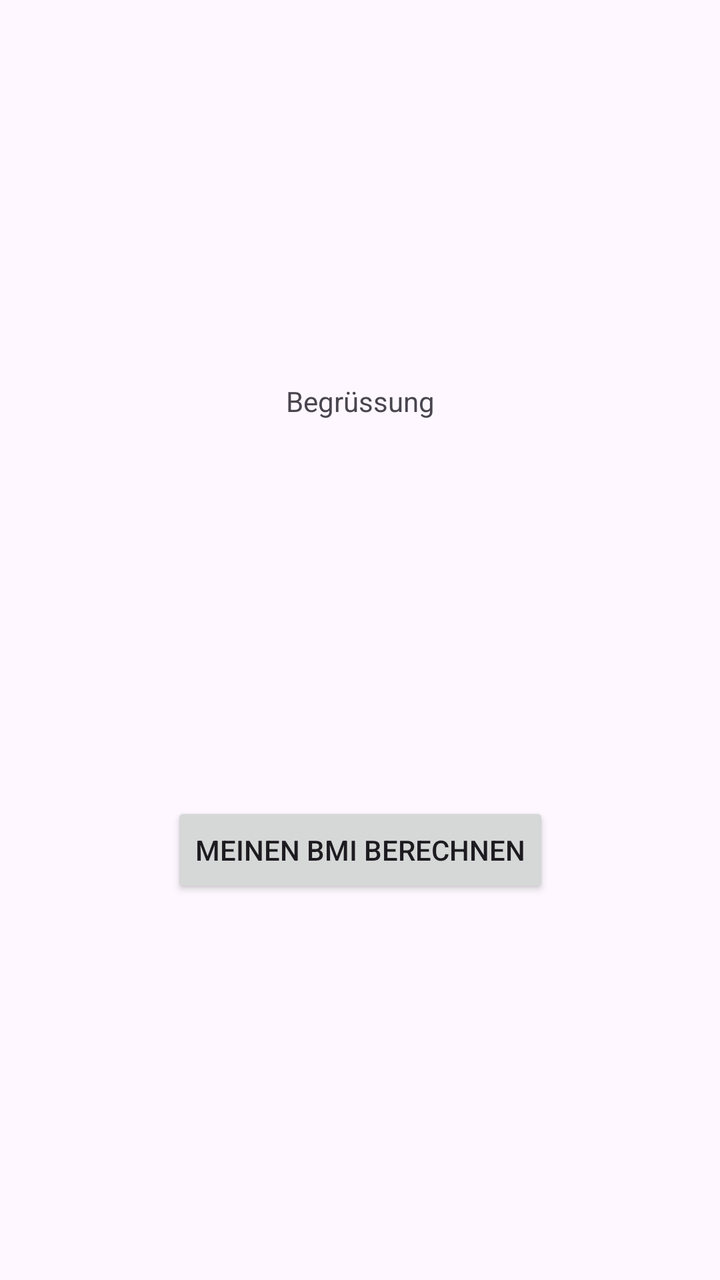
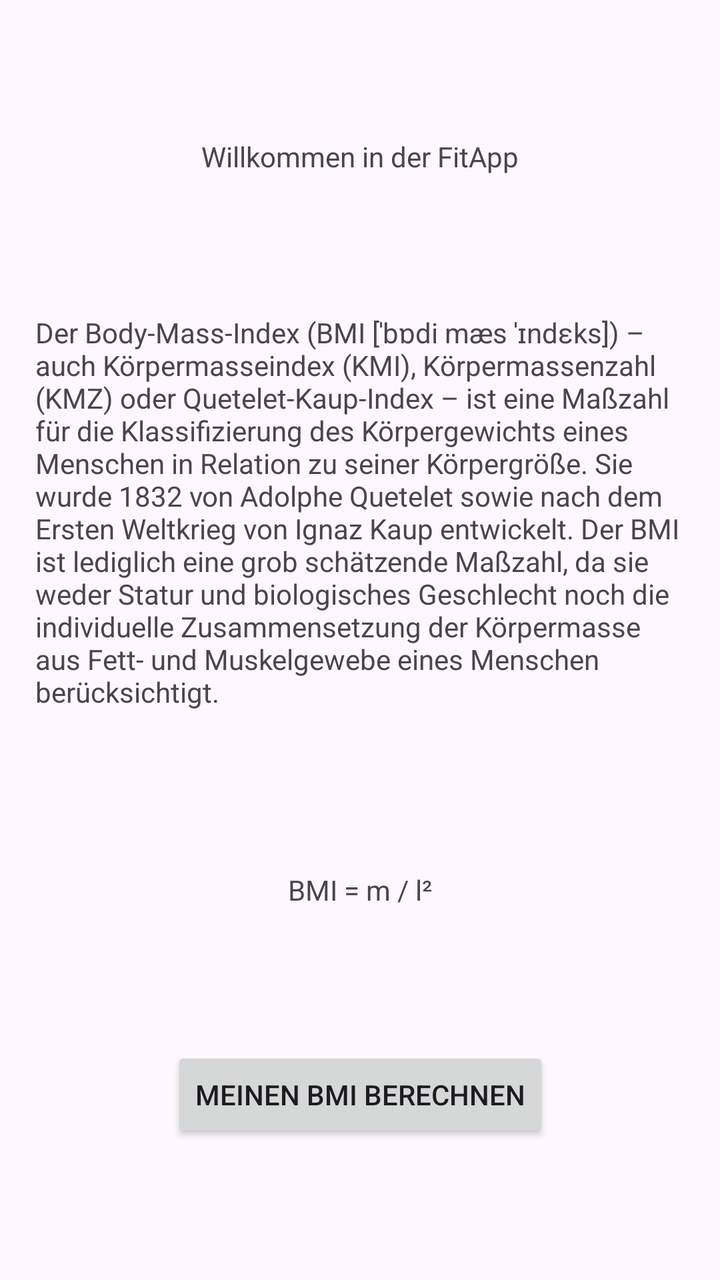

The first picture is an Android layout as it rendered before a commit; the second is the same layout after the commit. The layout source and the unified diff follow.
<!-- AndroidManifest.xml: application theme Theme.FitApp -->
<!-- res/layout/activity_main.xml -->
<?xml version="1.0" encoding="utf-8"?>
<androidx.constraintlayout.widget.ConstraintLayout xmlns:android="http://schemas.android.com/apk/res/android"
    xmlns:app="http://schemas.android.com/apk/res-auto"
    xmlns:tools="http://schemas.android.com/tools"
    android:id="@+id/main"
    android:layout_width="match_parent"
    android:layout_height="match_parent"
    tools:context=".MainActivity">

    <TextView
        android:id="@+id/textBeg"
        android:layout_width="wrap_content"
        android:layout_height="wrap_content"
        android:text="Begrüssung"
        app:layout_constraintBottom_toTopOf="@+id/button"
        app:layout_constraintEnd_toEndOf="parent"
        app:layout_constraintStart_toStartOf="parent"
        app:layout_constraintTop_toTopOf="parent" />

    <Button
        android:id="@+id/button"
        android:layout_width="wrap_content"
        android:layout_height="wrap_content"
        android:text="Meinen BMI berechnen"
        app:layout_constraintTop_toBottomOf="@+id/textBeg"
        app:layout_constraintBottom_toBottomOf="parent"
        app:layout_constraintStart_toStartOf="parent"
        app:layout_constraintEnd_toEndOf="parent"
        tools:layout_editor_absoluteX="165dp"
        tools:layout_editor_absoluteY="419dp" />

</androidx.constraintlayout.widget.ConstraintLayout>
<!-- resources referenced by this layout -->
<resources>
  <style name="Theme.FitApp" parent="Base.Theme.FitApp" />
  <style name="Base.Theme.FitApp" parent="Theme.Material3.DayNight.NoActionBar">
          
          
      </style>
</resources>

<!-- the commit's change to res/layout/activity_main.xml (unified diff, before → after) -->
@@ -11,22 +11,40 @@
         android:id="@+id/textBeg"
         android:layout_width="wrap_content"
         android:layout_height="wrap_content"
-        android:text="Begrüssung"
+        android:text="Willkommen in der FitApp"
+        app:layout_constraintTop_toTopOf="parent"
+        app:layout_constraintBottom_toTopOf="@+id/textViewDef"
+        app:layout_constraintEnd_toEndOf="parent"
+        app:layout_constraintStart_toStartOf="parent" />
+
+    <TextView
+        android:id="@+id/textViewDef"
+        android:layout_width="325dp"
+        android:layout_height="210dp"
+        android:text="Der Body-Mass-Index (BMI [ˈbɒdi mæs ˈɪndɛks]) – auch Körpermasseindex (KMI), Körpermassenzahl (KMZ) oder Quetelet-Kaup-Index – ist eine Maßzahl für die Klassifizierung des Körpergewichts eines Menschen in Relation zu seiner Körpergröße. Sie wurde 1832 von Adolphe Quetelet sowie nach dem Ersten Weltkrieg von Ignaz Kaup entwickelt. Der BMI ist lediglich eine grob schätzende Maßzahl, da sie weder Statur und biologisches Geschlecht noch die individuelle Zusammensetzung der Körpermasse aus Fett- und Muskelgewebe eines Menschen berücksichtigt."
+        app:layout_constraintTop_toBottomOf="@+id/textBeg"
+        app:layout_constraintBottom_toTopOf="@+id/textViewFormel"
+        app:layout_constraintEnd_toEndOf="parent"
+        app:layout_constraintStart_toStartOf="parent" />
+
+    <TextView
+        android:id="@+id/textViewFormel"
+        android:layout_width="wrap_content"
+        android:layout_height="wrap_content"
+        android:text="BMI = m / l²"
+        app:layout_constraintTop_toBottomOf="@+id/textViewDef"
         app:layout_constraintBottom_toTopOf="@+id/button"
         app:layout_constraintEnd_toEndOf="parent"
-        app:layout_constraintStart_toStartOf="parent"
-        app:layout_constraintTop_toTopOf="parent" />
+        app:layout_constraintStart_toStartOf="parent" />
 
     <Button
         android:id="@+id/button"
         android:layout_width="wrap_content"
         android:layout_height="wrap_content"
         android:text="Meinen BMI berechnen"
-        app:layout_constraintTop_toBottomOf="@+id/textBeg"
+        app:layout_constraintTop_toBottomOf="@+id/textViewFormel"
         app:layout_constraintBottom_toBottomOf="parent"
         app:layout_constraintStart_toStartOf="parent"
-        app:layout_constraintEnd_toEndOf="parent"
-        tools:layout_editor_absoluteX="165dp"
-        tools:layout_editor_absoluteY="419dp" />
+        app:layout_constraintEnd_toEndOf="parent" />
 
 </androidx.constraintlayout.widget.ConstraintLayout>
